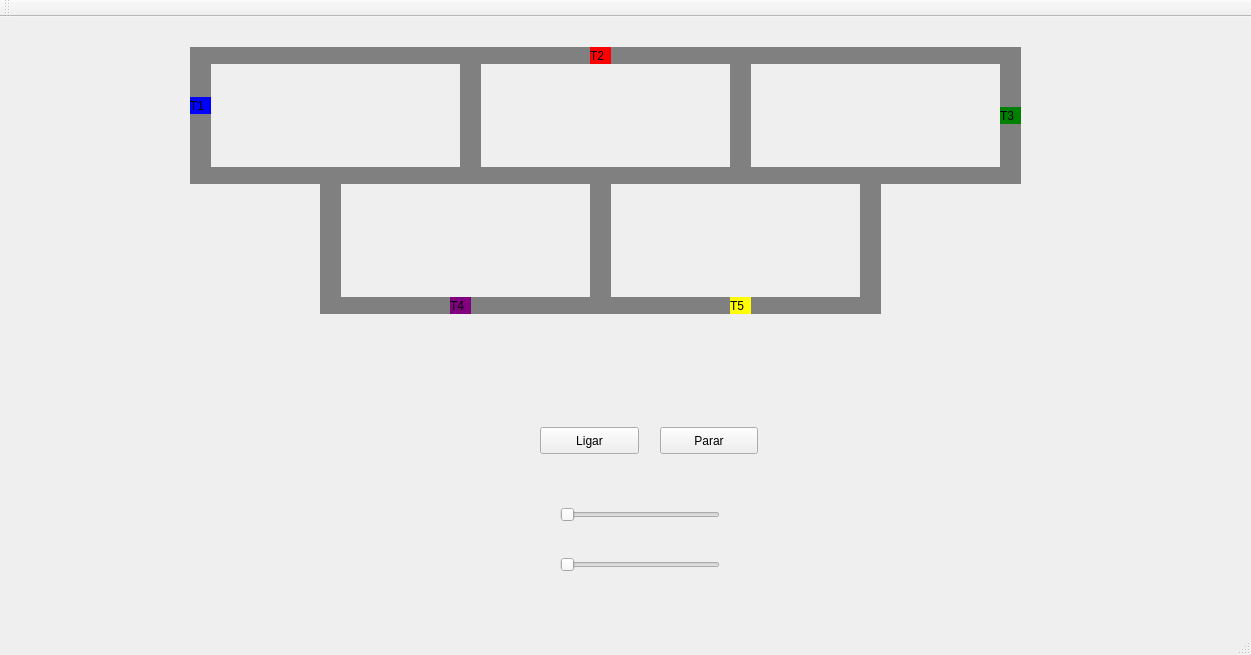
Above: mainwindow.ui from italovieira/trem before the change. Below: the same form after it.
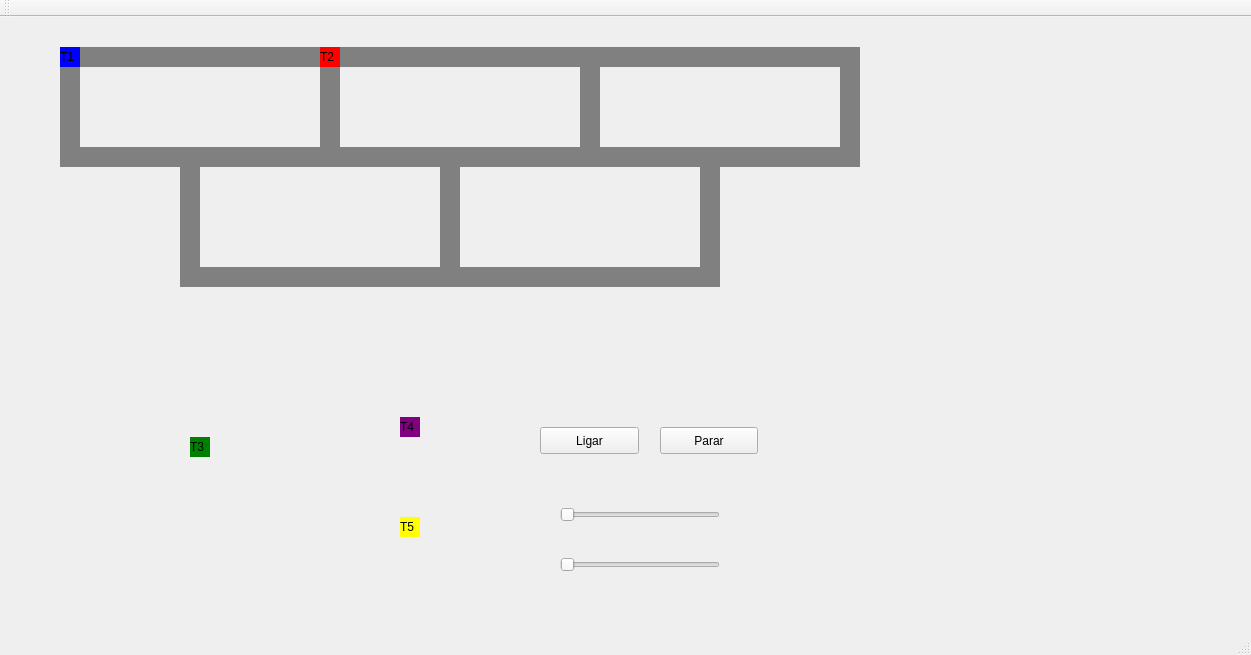
That is the form after the change.

Commit message: Change layout to hold 5 trains

Patch:
```diff
--- a/mainwindow.ui
+++ b/mainwindow.ui
@@ -17,10 +17,10 @@
    <widget class="QLabel" name="label_trem1">
     <property name="geometry">
      <rect>
-      <x>190</x>
-      <y>80</y>
-      <width>21</width>
-      <height>17</height>
+      <x>60</x>
+      <y>30</y>
+      <width>20</width>
+      <height>20</height>
      </rect>
     </property>
     <property name="styleSheet">
@@ -33,10 +33,10 @@
    <widget class="QLabel" name="label_trilho1">
     <property name="geometry">
      <rect>
-      <x>210</x>
+      <x>80</x>
       <y>30</y>
-      <width>250</width>
-      <height>17</height>
+      <width>240</width>
+      <height>20</height>
      </rect>
     </property>
     <property name="styleSheet">
@@ -49,10 +49,10 @@
    <widget class="QLabel" name="label_trilho2">
     <property name="geometry">
      <rect>
-      <x>210</x>
-      <y>150</y>
-      <width>250</width>
-      <height>17</height>
+      <x>80</x>
+      <y>130</y>
+      <width>240</width>
+      <height>20</height>
      </rect>
     </property>
     <property name="styleSheet">
@@ -65,10 +65,10 @@
    <widget class="QLabel" name="label_trilho3">
     <property name="geometry">
      <rect>
-      <x>460</x>
+      <x>320</x>
       <y>30</y>
-      <width>21</width>
-      <height>137</height>
+      <width>20</width>
+      <height>120</height>
      </rect>
     </property>
     <property name="styleSheet">
@@ -81,10 +81,10 @@
    <widget class="QLabel" name="label_trilho4">
     <property name="geometry">
      <rect>
-      <x>190</x>
+      <x>60</x>
       <y>30</y>
-      <width>21</width>
-      <height>137</height>
+      <width>20</width>
+      <height>120</height>
      </rect>
     </property>
     <property name="styleSheet">
@@ -123,10 +123,10 @@
    <widget class="QLabel" name="label_trilho4_2">
     <property name="geometry">
      <rect>
-      <x>730</x>
+      <x>580</x>
       <y>30</y>
-      <width>21</width>
-      <height>137</height>
+      <width>20</width>
+      <height>120</height>
      </rect>
     </property>
     <property name="styleSheet">
@@ -139,10 +139,10 @@
    <widget class="QLabel" name="label_trilho1_2">
     <property name="geometry">
      <rect>
-      <x>480</x>
+      <x>340</x>
       <y>30</y>
-      <width>250</width>
-      <height>17</height>
+      <width>240</width>
+      <height>20</height>
      </rect>
     </property>
     <property name="styleSheet">
@@ -156,10 +156,10 @@
    <widget class="QLabel" name="label_trilho2_2">
     <property name="geometry">
      <rect>
-      <x>480</x>
-      <y>150</y>
-      <width>250</width>
-      <height>17</height>
+      <x>340</x>
+      <y>130</y>
+      <width>240</width>
+      <height>20</height>
      </rect>
     </property>
     <property name="styleSheet">
@@ -172,10 +172,10 @@
    <widget class="QLabel" name="label_trem2">
     <property name="geometry">
      <rect>
-      <x>590</x>
+      <x>320</x>
       <y>30</y>
-      <width>21</width>
-      <height>17</height>
+      <width>20</width>
+      <height>20</height>
      </rect>
     </property>
     <property name="styleSheet">
@@ -238,10 +238,10 @@
    <widget class="QLabel" name="label_trem3">
     <property name="geometry">
      <rect>
-      <x>1000</x>
-      <y>90</y>
-      <width>21</width>
-      <height>17</height>
+      <x>190</x>
+      <y>420</y>
+      <width>20</width>
+      <height>20</height>
      </rect>
     </property>
     <property name="styleSheet">
@@ -254,10 +254,10 @@
    <widget class="QLabel" name="label_trem4">
     <property name="geometry">
      <rect>
-      <x>450</x>
-      <y>280</y>
-      <width>21</width>
-      <height>17</height>
+      <x>400</x>
+      <y>400</y>
+      <width>20</width>
+      <height>20</height>
      </rect>
     </property>
     <property name="styleSheet">
@@ -270,10 +270,10 @@
    <widget class="QLabel" name="label_trem5">
     <property name="geometry">
      <rect>
-      <x>730</x>
-      <y>280</y>
-      <width>21</width>
-      <height>17</height>
+      <x>400</x>
+      <y>500</y>
+      <width>20</width>
+      <height>20</height>
      </rect>
     </property>
     <property name="styleSheet">
@@ -286,10 +286,10 @@
    <widget class="QLabel" name="label_trilho1_3">
     <property name="geometry">
      <rect>
-      <x>750</x>
+      <x>600</x>
       <y>30</y>
-      <width>250</width>
-      <height>17</height>
+      <width>240</width>
+      <height>20</height>
      </rect>
     </property>
     <property name="styleSheet">
@@ -302,10 +302,10 @@
    <widget class="QLabel" name="label_trilho3_2">
     <property name="geometry">
      <rect>
-      <x>1000</x>
+      <x>840</x>
       <y>30</y>
-      <width>21</width>
-      <height>137</height>
+      <width>20</width>
+      <height>120</height>
      </rect>
     </property>
     <property name="styleSheet">
@@ -318,10 +318,10 @@
    <widget class="QLabel" name="label_trilho2_3">
     <property name="geometry">
      <rect>
-      <x>750</x>
-      <y>150</y>
-      <width>250</width>
-      <height>17</height>
+      <x>600</x>
+      <y>130</y>
+      <width>240</width>
+      <height>20</height>
      </rect>
     </property>
     <property name="styleSheet">
@@ -334,10 +334,10 @@
    <widget class="QLabel" name="label_trilho4_3">
     <property name="geometry">
      <rect>
-      <x>320</x>
-      <y>160</y>
-      <width>21</width>
-      <height>137</height>
+      <x>180</x>
+      <y>150</y>
+      <width>20</width>
+      <height>120</height>
      </rect>
     </property>
     <property name="styleSheet">
@@ -350,10 +350,10 @@
    <widget class="QLabel" name="label_trilho4_4">
     <property name="geometry">
      <rect>
-      <x>860</x>
-      <y>160</y>
-      <width>21</width>
-      <height>137</height>
+      <x>700</x>
+      <y>150</y>
+      <width>20</width>
+      <height>120</height>
      </rect>
     </property>
     <property name="styleSheet">
@@ -366,10 +366,10 @@
    <widget class="QLabel" name="label_trilho2_4">
     <property name="geometry">
      <rect>
-      <x>340</x>
-      <y>280</y>
-      <width>250</width>
-      <height>17</height>
+      <x>200</x>
+      <y>250</y>
+      <width>240</width>
+      <height>20</height>
      </rect>
     </property>
     <property name="styleSheet">
@@ -382,10 +382,10 @@
    <widget class="QLabel" name="label_trilho2_5">
     <property name="geometry">
      <rect>
-      <x>610</x>
-      <y>280</y>
-      <width>250</width>
-      <height>17</height>
+      <x>460</x>
+      <y>250</y>
+      <width>240</width>
+      <height>20</height>
      </rect>
     </property>
     <property name="styleSheet">
@@ -398,10 +398,10 @@
    <widget class="QLabel" name="label_trilho4_5">
     <property name="geometry">
      <rect>
-      <x>590</x>
-      <y>160</y>
-      <width>21</width>
-      <height>137</height>
+      <x>440</x>
+      <y>150</y>
+      <width>20</width>
+      <height>120</height>
      </rect>
     </property>
     <property name="styleSheet">
```
The commit also changes 2 other files.
